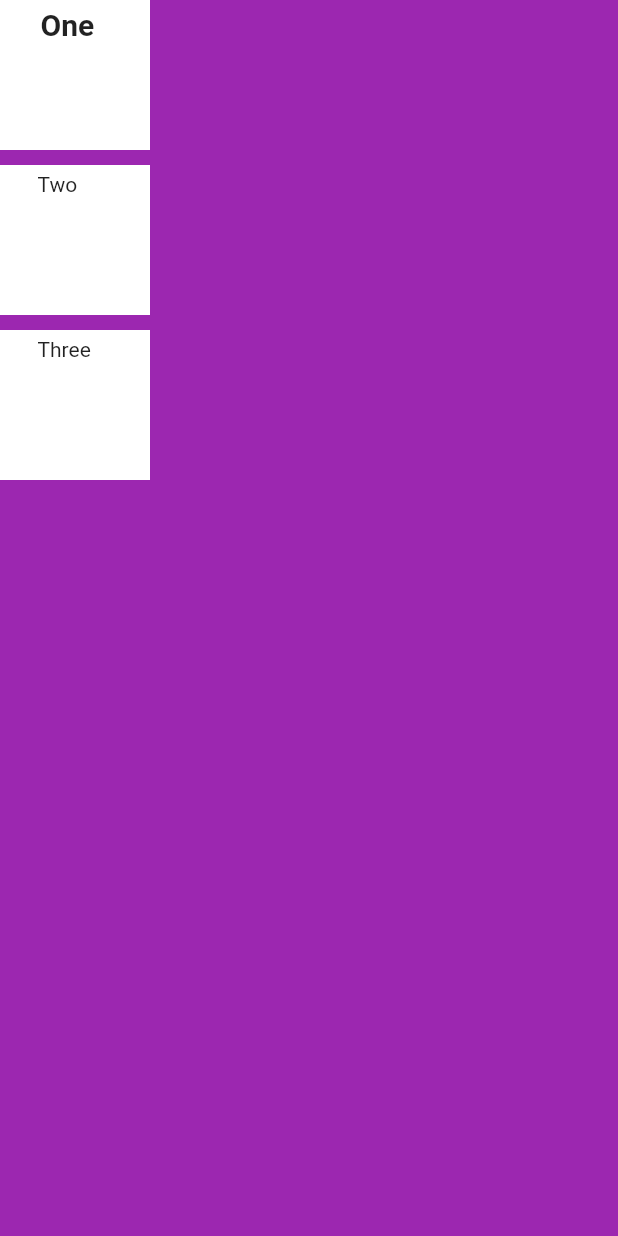
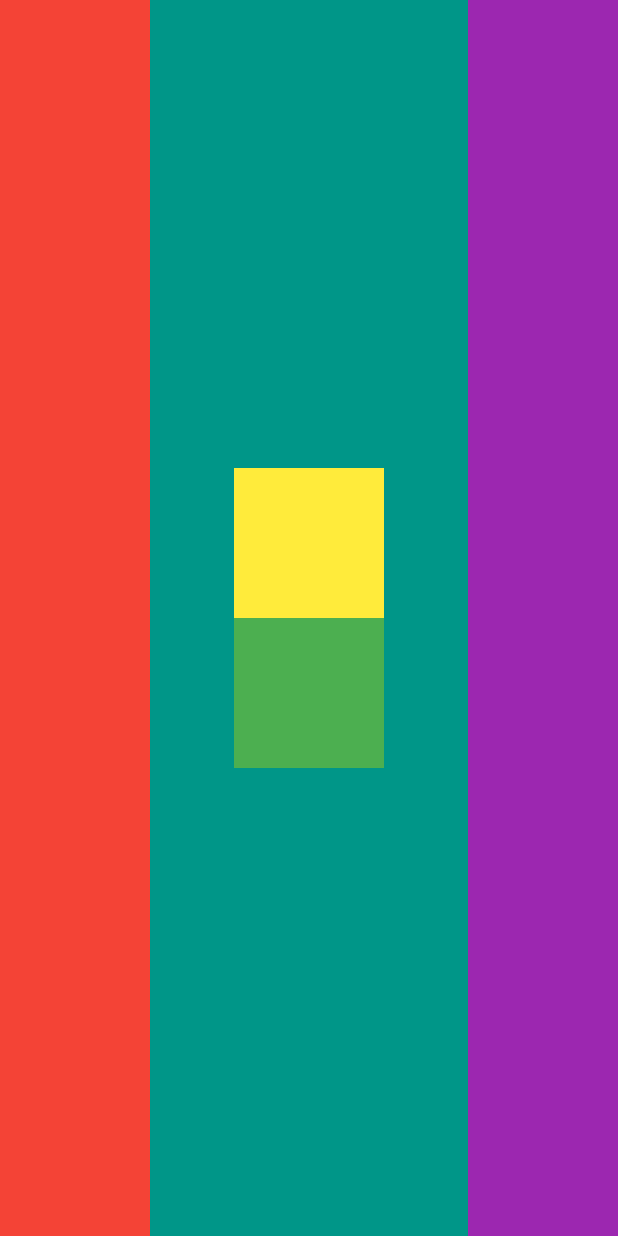
Before and after one commit to krish7x/flutter-learning, a Flutter app: the screen it shows after launch, on a phone screen of 412 x 824 dp. Run offline on Flutter 3.47's test engine with Material 2 defaults, Android fonts, the phone set to English and light mode, and no system bars.

Commit message:
container-challenge

```diff
--- a/lib/main.dart
+++ b/lib/main.dart
@@ -9,52 +9,39 @@ class MyApp extends StatelessWidget {
   Widget build(BuildContext context) {
     return MaterialApp(
       home: Scaffold(
-        backgroundColor: Colors.purple,
+        backgroundColor: Colors.teal,
         body: SafeArea(
-            child: Column(
-          mainAxisSize: MainAxisSize.max,
-          // mainAxisAlignment: MainAxisAlignment.spaceAround, //vertical [natural direction]
-          crossAxisAlignment:
-              CrossAxisAlignment.center, //horizontal since it is column
+          child: Row(
+            mainAxisAlignment: MainAxisAlignment.spaceBetween,
+            crossAxisAlignment: CrossAxisAlignment.stretch,
+            children: <Widget>[
+              Container(
+                width: 100.0,
+                color: Colors.red,
+              ),
+              Column(
+                mainAxisSize: MainAxisSize.min,
+                mainAxisAlignment: MainAxisAlignment.center,
                 children: <Widget>[
                   Container(
                     height: 100.0,
                     width: 100.0,
-              // margin: EdgeInsets.all(10.0),
-              padding: EdgeInsets.only(left: 27.0, top: 5.0),
-              color: Colors.white,
-              child: Text(
-                "One",
-                style: TextStyle(
-                  fontWeight: FontWeight.bold,
-                  fontSize: 20.0,
-                ),
-              ),
-            ),
-            SizedBox(
-              height: 10.0,
+                    color: Colors.yellow,
                   ),
                   Container(
                     height: 100.0,
                     width: 100.0,
-              // margin: EdgeInsets.all(10.0),
-              padding: EdgeInsets.only(left: 25.0, top: 5.0),
-              color: Colors.white,
-              child: Text("Two"),
+                    color: Colors.green,
                   ),
-            SizedBox(
-              height: 10.0,
+                ],
               ),
               Container(
-              height: 100.0,
                 width: 100.0,
-              // margin: EdgeInsets.all(10.0),
-              padding: EdgeInsets.only(left: 25.0, top: 5.0),
-              color: Colors.white,
-              child: Text("Three"),
+                color: Colors.purple,
               ),
             ],
-        )),
+          ),
+        ),
       ),
       debugShowCheckedModeBanner: false,
     );
```
Lines whose indentation alone changed are shown as unchanged.
